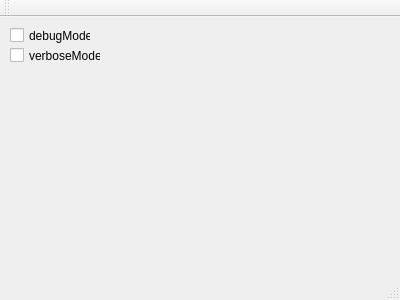
This is qt/streamer/mainwindow_streamer.ui in steevo87/thermalvis as Qt 5 draws it before an edit. The edited form follows.
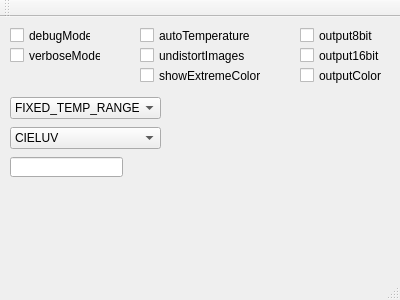
This is the edited form.

Commit message:
Progress towards completing streamer UI
About 1/3 of functionality now implemented.

What changed in the file:
```diff
--- a/qt/streamer/mainwindow_streamer.ui
+++ b/qt/streamer/mainwindow_streamer.ui
@@ -40,6 +40,211 @@
      <string>verboseMode</string>
     </property>
    </widget>
+   <widget class="QCheckBox" name="output8bit">
+    <property name="geometry">
+     <rect>
+      <x>300</x>
+      <y>10</y>
+      <width>91</width>
+      <height>17</height>
+     </rect>
+    </property>
+    <property name="text">
+     <string>output8bit</string>
+    </property>
+   </widget>
+   <widget class="QCheckBox" name="output16bit">
+    <property name="geometry">
+     <rect>
+      <x>300</x>
+      <y>30</y>
+      <width>91</width>
+      <height>17</height>
+     </rect>
+    </property>
+    <property name="text">
+     <string>output16bit</string>
+    </property>
+   </widget>
+   <widget class="QCheckBox" name="outputColor">
+    <property name="geometry">
+     <rect>
+      <x>300</x>
+      <y>50</y>
+      <width>91</width>
+      <height>17</height>
+     </rect>
+    </property>
+    <property name="text">
+     <string>outputColor</string>
+    </property>
+   </widget>
+   <widget class="QCheckBox" name="autoTemperature">
+    <property name="geometry">
+     <rect>
+      <x>140</x>
+      <y>10</y>
+      <width>111</width>
+      <height>17</height>
+     </rect>
+    </property>
+    <property name="text">
+     <string>autoTemperature</string>
+    </property>
+   </widget>
+   <widget class="QCheckBox" name="undistortImages">
+    <property name="geometry">
+     <rect>
+      <x>140</x>
+      <y>30</y>
+      <width>111</width>
+      <height>17</height>
+     </rect>
+    </property>
+    <property name="text">
+     <string>undistortImages</string>
+    </property>
+   </widget>
+   <widget class="QComboBox" name="normMode">
+    <property name="geometry">
+     <rect>
+      <x>10</x>
+      <y>80</y>
+      <width>151</width>
+      <height>22</height>
+     </rect>
+    </property>
+    <property name="currentText">
+     <string>FIXED_TEMP_RANGE</string>
+    </property>
+    <property name="currentIndex">
+     <number>3</number>
+    </property>
+    <item>
+     <property name="text">
+      <string>FULL_STRETCHING</string>
+     </property>
+    </item>
+    <item>
+     <property name="text">
+      <string>EQUALIZATION</string>
+     </property>
+    </item>
+    <item>
+     <property name="text">
+      <string>CENTRALIZED</string>
+     </property>
+    </item>
+    <item>
+     <property name="text">
+      <string>FIXED_TEMP_RANGE</string>
+     </property>
+    </item>
+    <item>
+     <property name="text">
+      <string>FIXED_TEMP_LIMITS</string>
+     </property>
+    </item>
+   </widget>
+   <widget class="QComboBox" name="mapCode">
+    <property name="geometry">
+     <rect>
+      <x>10</x>
+      <y>110</y>
+      <width>151</width>
+      <height>22</height>
+     </rect>
+    </property>
+    <property name="currentText">
+     <string>CIELUV</string>
+    </property>
+    <property name="currentIndex">
+     <number>7</number>
+    </property>
+    <item>
+     <property name="text">
+      <string>GRAYSCALE</string>
+     </property>
+    </item>
+    <item>
+     <property name="text">
+      <string>CIECOMP</string>
+     </property>
+    </item>
+    <item>
+     <property name="text">
+      <string>BLACKBODY</string>
+     </property>
+    </item>
+    <item>
+     <property name="text">
+      <string>RAINBOW</string>
+     </property>
+    </item>
+    <item>
+     <property name="text">
+      <string>IRON</string>
+     </property>
+    </item>
+    <item>
+     <property name="text">
+      <string>BLUERED</string>
+     </property>
+    </item>
+    <item>
+     <property name="text">
+      <string>JET</string>
+     </property>
+    </item>
+    <item>
+     <property name="text">
+      <string>CIELUV</string>
+     </property>
+    </item>
+    <item>
+     <property name="text">
+      <string>ICEIRON</string>
+     </property>
+    </item>
+    <item>
+     <property name="text">
+      <string>ICEFIRE</string>
+     </property>
+    </item>
+    <item>
+     <property name="text">
+      <string>REPEATED</string>
+     </property>
+    </item>
+    <item>
+     <property name="text">
+      <string>HIGHLIGHTED</string>
+     </property>
+    </item>
+   </widget>
+   <widget class="QCheckBox" name="showExtremeColors">
+    <property name="geometry">
+     <rect>
+      <x>140</x>
+      <y>50</y>
+      <width>121</width>
+      <height>17</height>
+     </rect>
+    </property>
+    <property name="text">
+     <string>showExtremeColors</string>
+    </property>
+   </widget>
+   <widget class="QLineEdit" name="desiredDegreesPerGraylevel">
+    <property name="geometry">
+     <rect>
+      <x>10</x>
+      <y>140</y>
+      <width>113</width>
+      <height>20</height>
+     </rect>
+    </property>
+   </widget>
   </widget>
   <widget class="QMenuBar" name="menuBar">
    <property name="geometry">
```
The commit also changes 9 other files.
